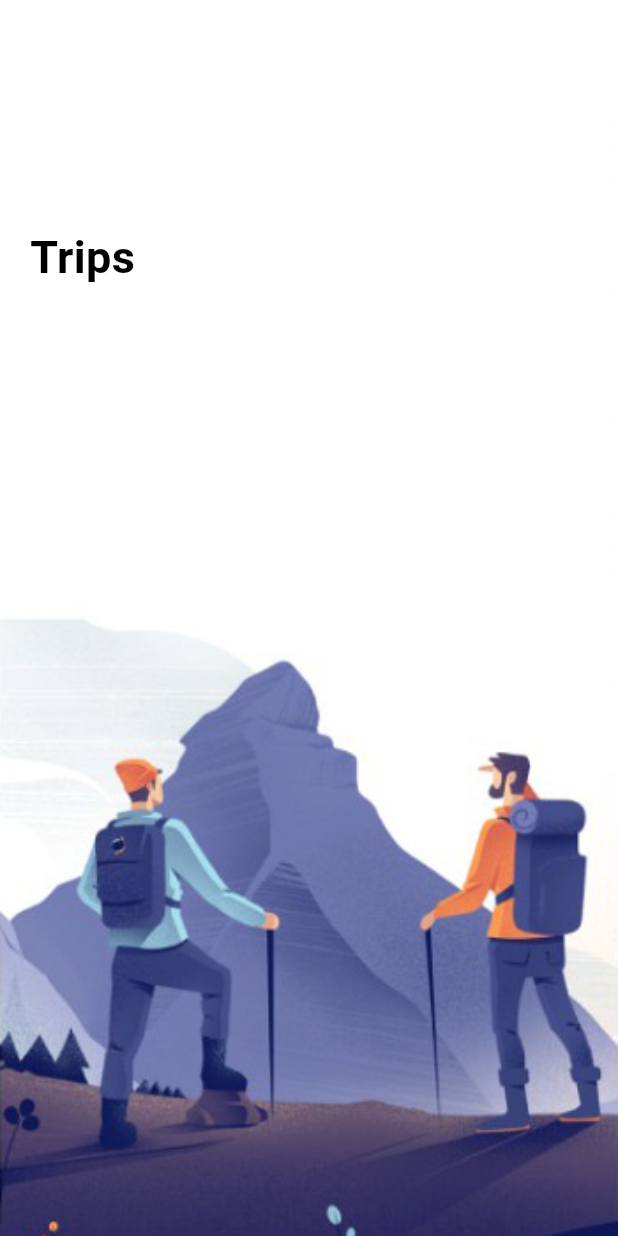
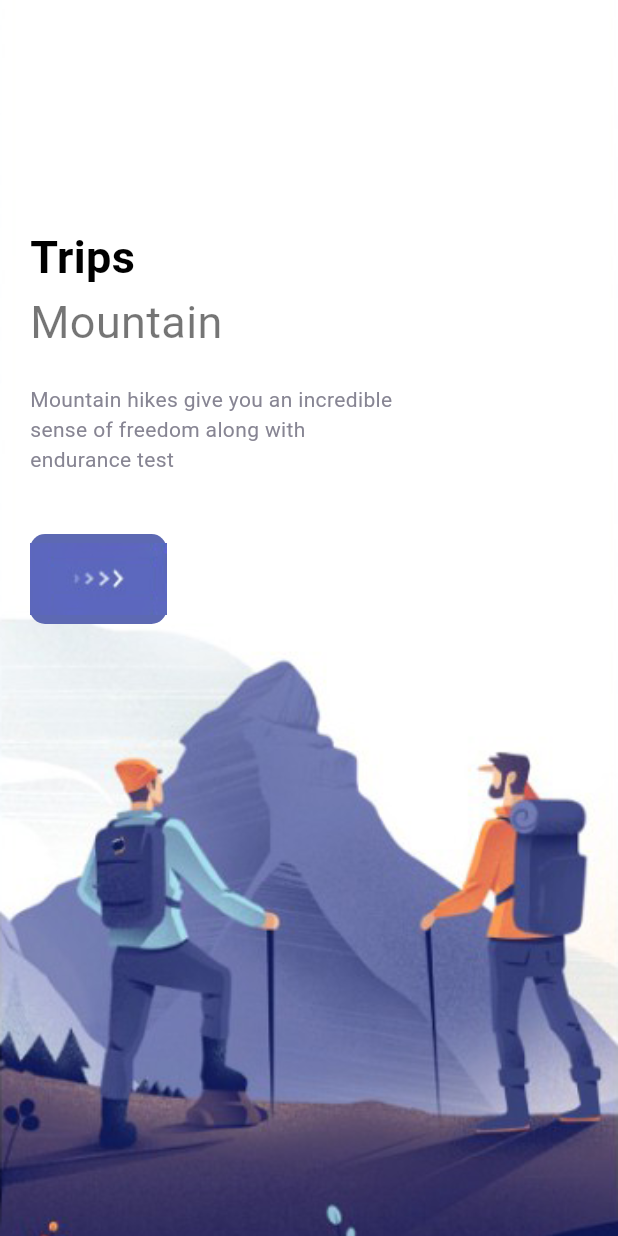
Before and after one commit to ArslanYousaf12/travel-app-flutter, a Flutter app: the screen it shows after launch, on a phone screen of 412 x 824 dp. Run offline on Flutter 3.47's test engine with Material 3 defaults, Android fonts, the phone set to English and light mode, and no system bars.

Commit message:
Add responsive button and enhance welcome screen layout with additional text

```diff
--- a/lib/screens/welcome_screen.dart
+++ b/lib/screens/welcome_screen.dart
@@ -1,5 +1,8 @@
 import 'package:flutter/material.dart';
+import 'package:travel_app/misc/colors.dart';
 import 'package:travel_app/widgets/app_large_text.dart';
+import 'package:travel_app/widgets/app_text.dart';
+import 'package:travel_app/widgets/responsive_button.dart';
 
 class WeclomeScreen extends StatefulWidget {
   const WeclomeScreen({super.key});
@@ -30,7 +33,25 @@ class _WeclomeScreenState extends State<WeclomeScreen> {
               margin: const EdgeInsets.only(top: 150, left: 20, right: 20),
               child: Row(
                 children: [
-                  Column(children: [AppLargeText(text: "Trips")]),
+                  Column(
+                    crossAxisAlignment: CrossAxisAlignment.start,
+                    children: [
+                      AppLargeText(text: "Trips"),
+                      AppText(text: "Mountain", size: 30),
+                      SizedBox(height: 20),
+                      Container(
+                        width: 250,
+                        child: AppText(
+                          text:
+                              "Mountain hikes give you an incredible sense of freedom along with endurance test",
+                          color: AppColors.textColor2,
+                          size: 14,
+                        ),
+                      ),
+                      SizedBox(height: 40),
+                      ResponsiveButton(),
+                    ],
+                  ),
                 ],
               ),
             ),
--- /dev/null
+++ b/lib/widgets/responsive_button.dart
@@ -0,0 +1,21 @@
+import 'package:flutter/material.dart';
+import 'package:travel_app/misc/colors.dart';
+
+class ResponsiveButton extends StatelessWidget {
+  const ResponsiveButton({super.key, this.width, this.isResponsive = false});
+  final bool isResponsive;
+  final double? width;
+
+  @override
+  Widget build(BuildContext context) {
+    return Container(
+      width: width,
+      height: 60,
+      decoration: BoxDecoration(
+        borderRadius: BorderRadius.circular(10),
+        color: AppColors.mainColor,
+      ),
+      child: Row(children: [Image.asset("assets/images/button-one.png")]),
+    );
+  }
+}
```
